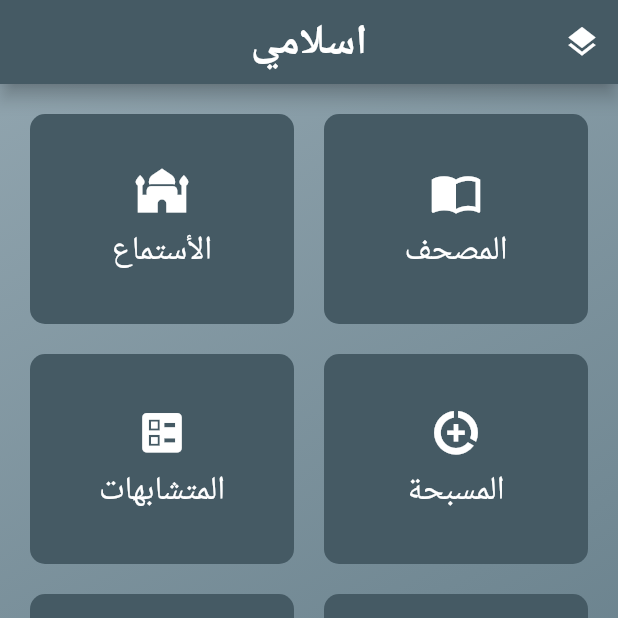
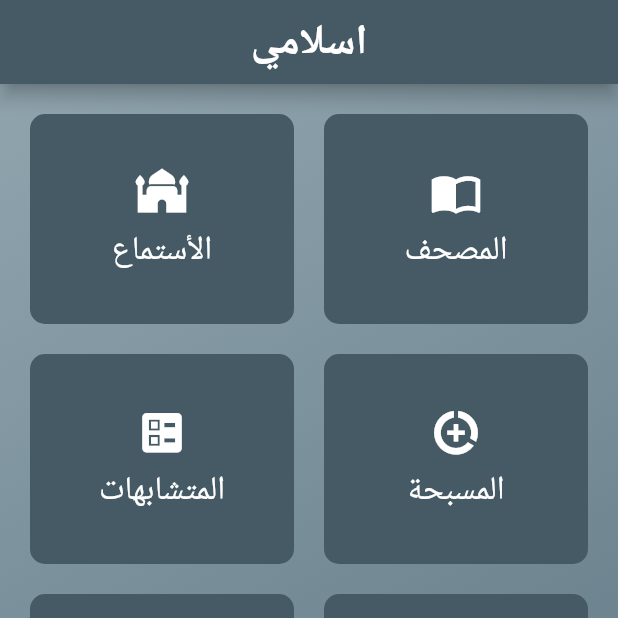
Before and after one commit to alaamorsi/quranApp, a Flutter app: the screen it shows after launch, on a phone screen of 412 x 824 dp, the top half of it. Run offline on Flutter 3.47's test engine with Material 2 defaults, Android fonts, the light colour scheme and no system bars; our stand-ins replace audio_video_progress_bar, conditional_builder_null_safety, just_audio, rxdart, shared_preferences; missing offline and left inert: flutter_cached_pdfview.

Commit message:
final edite

```diff
--- a/lib/first_screen.dart
+++ b/lib/first_screen.dart
@@ -11,12 +11,11 @@ class FirstScreen extends StatefulWidget {
   State<FirstScreen> createState() => _FirstScreenState();
 }
 class _FirstScreenState extends State<FirstScreen> {
-  bool cardV=true;
 
   @override
   Widget build(BuildContext context) {
     return Scaffold(
-      appBar: myAppBar(context: context, title: 'اسلامي',anotherButton: true,anotherIcon: Icons.layers,function: (){setState(() {cardV= !cardV;});}),
+      appBar: myAppBar(context: context, title: 'اسلامي'),
       body: Container(
         width: double.infinity,
         decoration: BoxDecoration(
@@ -31,18 +30,7 @@ class _FirstScreenState extends State<FirstScreen> {
         ),
         child: Padding(
           padding: const EdgeInsets.all(20.0),
-          child: firstDesign(cardV)
-        ),
-      ),
-    );
-  }
-
-  //design for horizental and vertical widgets
-  Widget firstDesign(bool v)
-  {
-    if (v)
-    {
-      return Column(
+          child: Column(
             children: [
             Row(
             children: [
@@ -68,25 +56,11 @@ class _FirstScreenState extends State<FirstScreen> {
               ]
               ),
             ]
+          ),
+        ),
+      ),
     );
   }
-    else
-      {
-        return ListView(
-              children: [
-                firstScreenItemV(context: context, title: 'الأستماع', navTo: ElQuraaScreen(), icon: Icons.mosque),
-                SizedBox(height: 20.0,),
-                firstScreenItemV(context: context, title: 'المصحف', navTo: MushafScreen(), icon: Icons.import_contacts),
-                SizedBox(height: 20.0,),
-                firstScreenItemV(context: context, title: 'المتشابهات', navTo: MotshabhatScreen(), icon:Icons.ballot),
-                SizedBox(height: 20.0,),
-                firstScreenItemV(context: context, title: 'أذكار الصباح', navTo: MorAndEvenAzkaar(time: 'أذكار الصباح'), icon: Icons.light_mode),
-                SizedBox(height: 20.0,),
-                firstScreenItemV(context: context, title: 'أذكار المساء', navTo: MorAndEvenAzkaar(time: 'أذكار المساء'), icon: Icons.dark_mode),
-                SizedBox(height: 20.0,),
-                firstScreenItemV(context: context, title: 'المسبحة', navTo: Masbaha(), icon:Icons.data_saver_on),
-              ]
-        );
+
+  //design for horizental and vertical widgets
 }
-  }
-}
--- a/lib/screens/search_of_quran.dart
+++ b/lib/screens/search_of_quran.dart
@@ -99,6 +99,7 @@ class _SearchOfQuranState extends State<SearchOfQuran> {
 
   Widget buildQuranItem(QuranChapter chapter, AlShaikh shaikh) =>
       Container(
+        height: 50.0,
         decoration: BoxDecoration(
           borderRadius: BorderRadius.circular(20.0,), color: Colors.blueGrey.shade700,
         ),
```
Also changed, not shown: lib/main.dart (+8 -2 lines), lib/our_widgets.dart (+0 -33 lines), lib/screens/motshabhat.dart (+4 -4 lines). Lines whose indentation alone changed are shown as unchanged.
